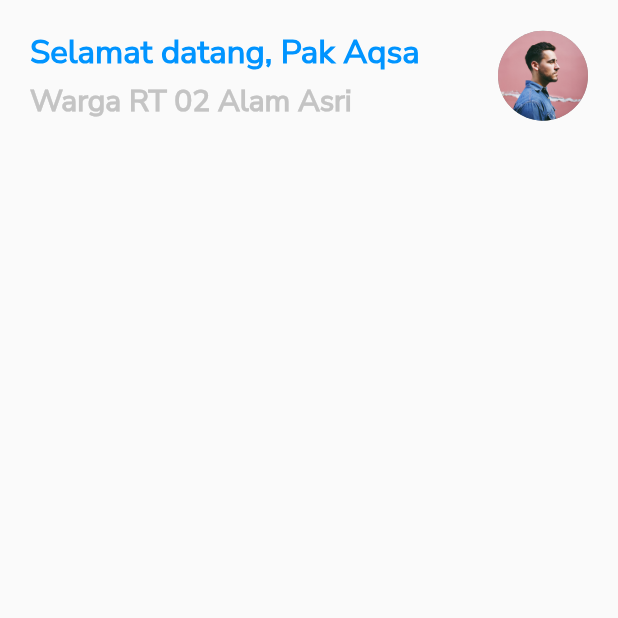
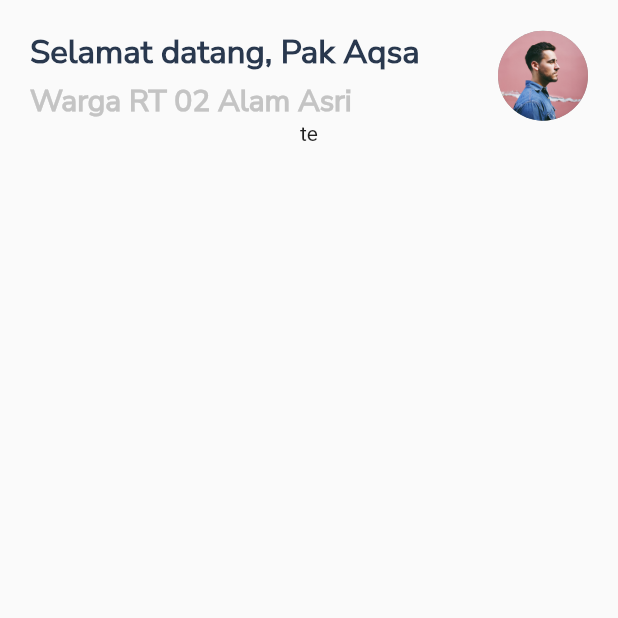
Before and after one commit to alaqsaka/dicoding-flutter-beginner, a Flutter app: the MainScreen screen opened directly, on a phone screen of 412 x 824 dp, the top half of it. Run offline on Flutter 3.47's test engine with Material 2 defaults, Android fonts, the phone set to English and light mode, and no system bars.

```diff
--- a/lib/main_screen.dart
+++ b/lib/main_screen.dart
@@ -1,16 +1,22 @@
 import 'package:flutter/material.dart';
+import 'package:rukun_tetangga/model/kegiatan.dart';
 
 class MainScreen extends StatelessWidget {
   const MainScreen({Key? key}) : super(key: key);
 
   @override
   Widget build(BuildContext context) {
-    return const Scaffold(
+    return Scaffold(
         body: SafeArea(
-            child: Padding(
-      padding: EdgeInsets.all(20.0),
-      child: Profile(),
-    )));
+      child: SingleChildScrollView(
+        child: Padding(
+          padding: EdgeInsets.all(20.0),
+          child: Column(
+            children: [Profile(), KegiatanList()],
+          ),
+        ),
+      ),
+    ));
   }
 }
 
@@ -30,7 +36,7 @@ class Profile extends StatelessWidget {
                 child: Text(
                   'Selamat datang, Pak Aqsa',
                   style: TextStyle(
-                      color: Color.fromRGBO(0, 148, 255, 1),
+                      color: Color.fromRGBO(41, 56, 78, 1),
                       fontFamily: 'Nunito Sans',
                       fontWeight: FontWeight.w600,
                       fontSize: 22),
@@ -58,3 +64,10 @@ class Profile extends StatelessWidget {
     );
   }
 }
+
+class KegiatanList extends StatelessWidget {
+  @override
+  Widget build(BuildContext context) {
+    return (Text('te'));
+  }
+}
```
Also changed, not shown: lib/model/kegiatan.dart (+53 -0 lines), images/vaksin.jpg (added).
